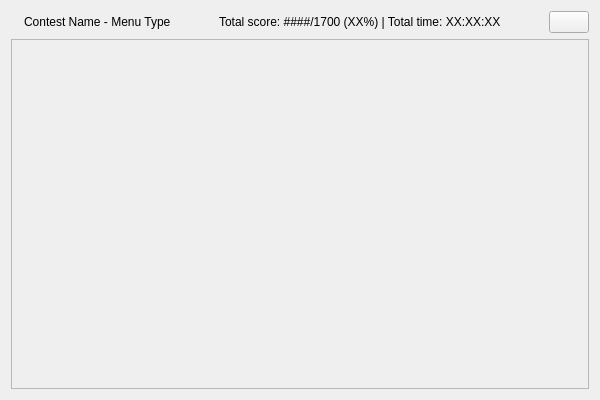
Qt form ui/quizzes_list_menu.ui (GiaFil7/esc_app) before a commit.
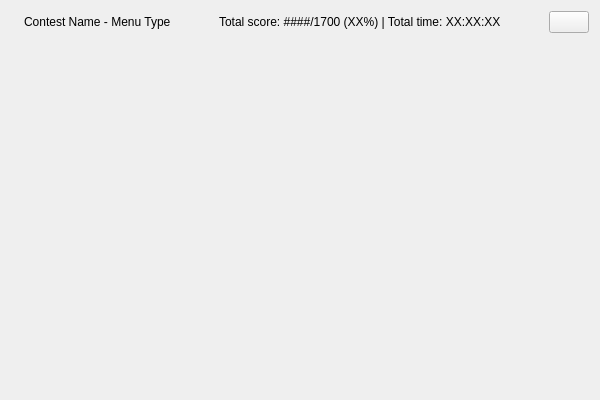
The same form after that commit. Icons and pictures are not drawn.

Commit message: quizzes_list_menu fixes

The edit to the form file:
```diff
--- a/ui/quizzes_list_menu.ui
+++ b/ui/quizzes_list_menu.ui
@@ -96,6 +96,9 @@
    </item>
    <item>
     <widget class="QScrollArea" name="scroll_area">
+     <property name="frameShape">
+      <enum>QFrame::Shape::NoFrame</enum>
+     </property>
      <property name="widgetResizable">
       <bool>true</bool>
      </property>
@@ -104,8 +107,8 @@
        <rect>
         <x>0</x>
         <y>0</y>
-        <width>580</width>
-        <height>348</height>
+        <width>582</width>
+        <height>344</height>
        </rect>
       </property>
      </widget>
```
Left out of the diff: 2 changed lines with no effect on the pictures. The commit also changes 6 other files.
